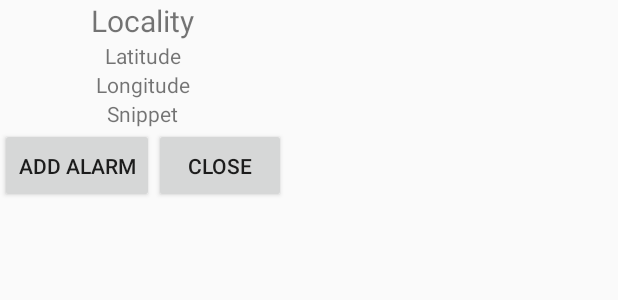
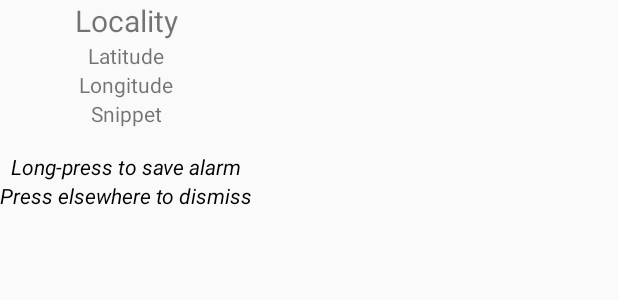
Before and after one commit to NQDE/GPSAlarm, an Android app: the layout info_window.xml on its own in the app's theme, with its tools: preview values and no code run, on a phone screen of 412 x 824 dp. Shown: the top 300 px of the screen. Run offline under Robolectric (Android 15) with nearby library versions, the phone set to English and light mode, and no system bars.

Commit message:
Progressed with Save Alarm feature

```diff
--- a/app/src/main/res/layout/info_window.xml
+++ b/app/src/main/res/layout/info_window.xml
@@ -47,20 +47,24 @@
         <LinearLayout
             android:layout_width="wrap_content"
             android:layout_height="wrap_content"
-            android:orientation="horizontal"
+            android:orientation="vertical"
             android:layout_gravity="center_horizontal">
 
-            <Button
-                android:layout_width="match_parent"
-                android:layout_height="50sp"
-                android:text="Add Alarm"
-                android:layout_weight="1" />
+           <TextView
+               android:layout_width="wrap_content"
+               android:layout_height="wrap_content"
+               android:textStyle="italic"
+               android:textColor="#000000"
+               android:layout_gravity="center_horizontal"
+               android:text="\nLong-press to save alarm"/>
 
-            <Button
-                android:layout_width="match_parent"
-                android:layout_height="50sp"
-                android:text="Close"
-                android:layout_weight="1" />
+            <TextView
+                android:layout_width="wrap_content"
+                android:layout_height="wrap_content"
+                android:textStyle="italic"
+                android:textColor="#000000"
+                android:layout_gravity="center_horizontal"
+                android:text="Press elsewhere to dismiss"/>
         </LinearLayout>
 
     </LinearLayout>
```
Also changed, not shown: app/src/main/java/a1stgroup/gpsalarm/MapsActivity.java (+44 -7 lines).
